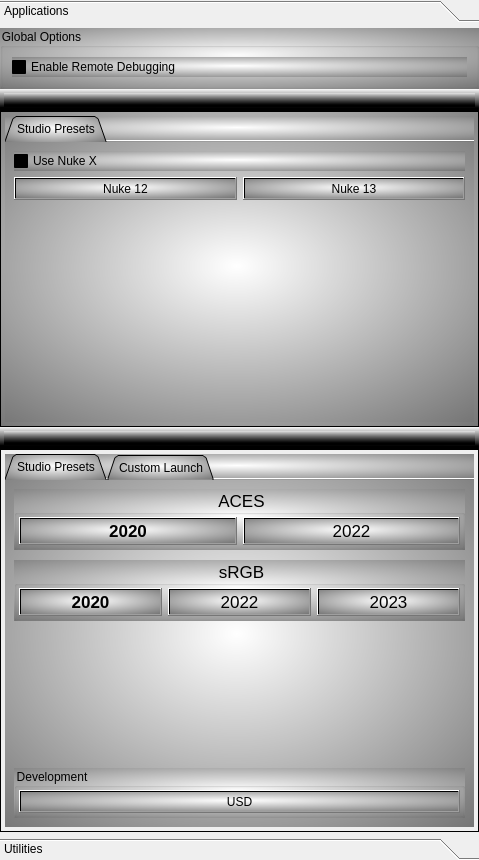
Above: UI/main.ui from SGSMarkNA/Software_Launcher before the change. Below: the same form after it.
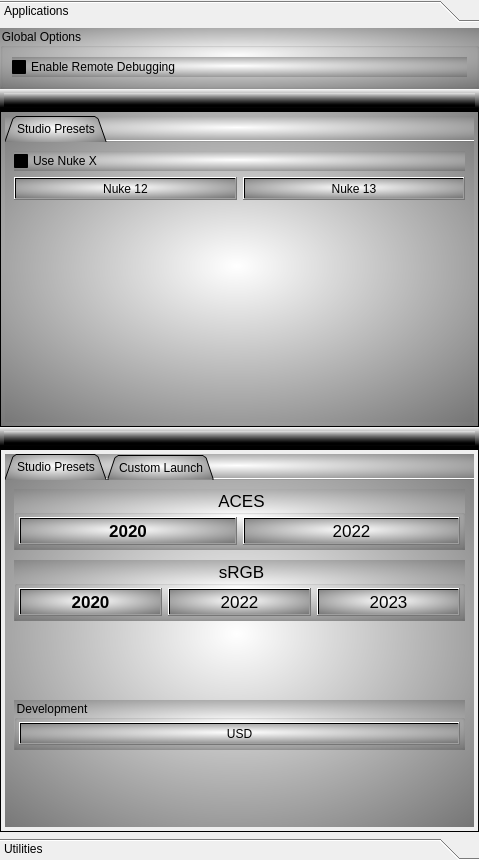
That is the form after the change. Icons and pictures are not drawn. Custom widgets are drawn as their Qt base class.

Commit message: moved up the usd button becuase i keep pushing it

```diff
--- a/UI/main.ui
+++ b/UI/main.ui
@@ -598,6 +598,19 @@
                        </layout>
                       </widget>
                      </item>
+                     <item>
+                      <spacer name="verticalSpacer_5">
+                       <property name="orientation">
+                        <enum>Qt::Vertical</enum>
+                       </property>
+                       <property name="sizeHint" stdset="0">
+                        <size>
+                         <width>20</width>
+                         <height>40</height>
+                        </size>
+                       </property>
+                      </spacer>
+                     </item>
                     </layout>
                    </widget>
                    <widget class="QWidget" name="Maya_Custom_Launch_Tab">
```
